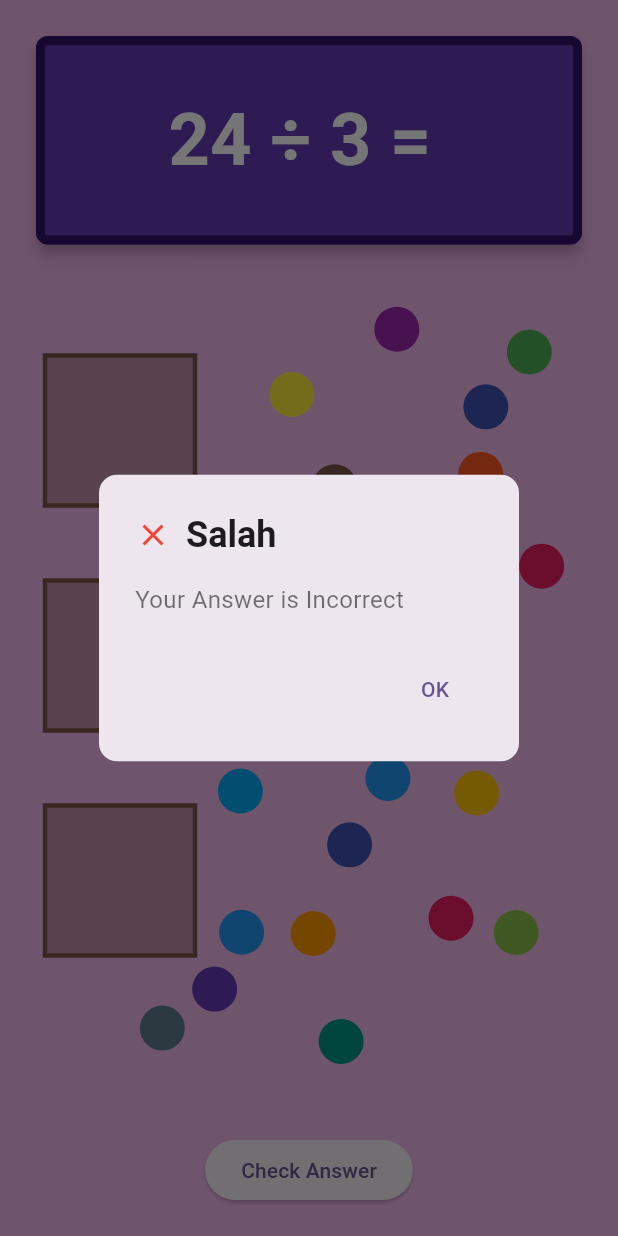
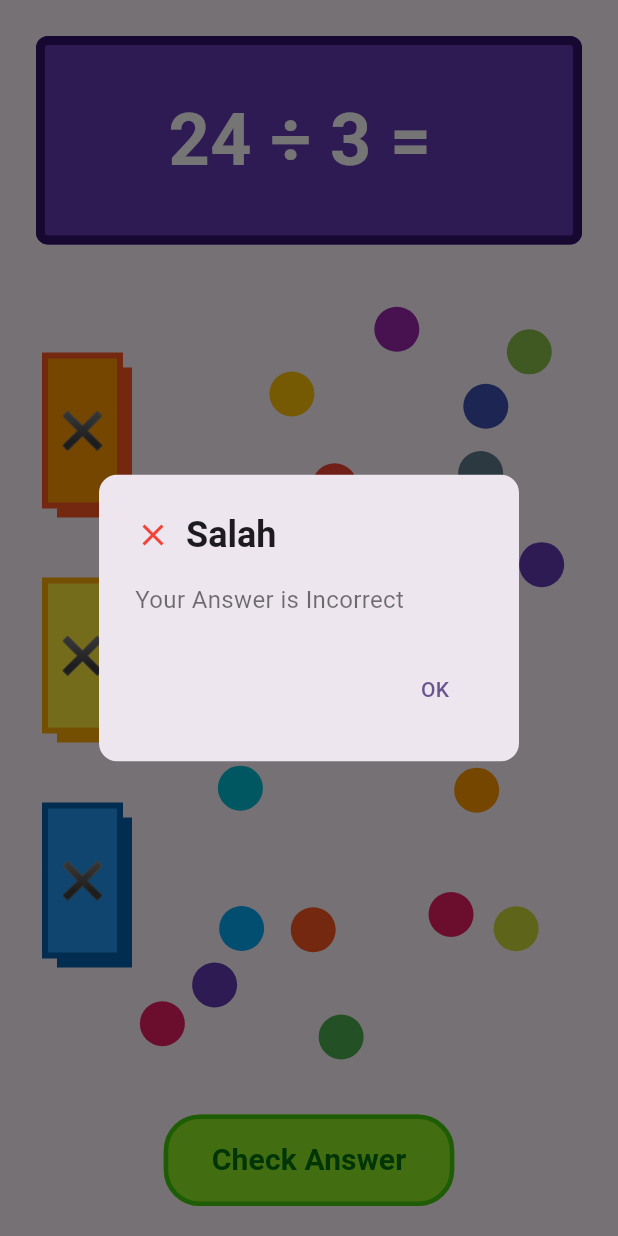
Before and after one commit to Alvin-Saputra/grouping_marble_game, a Flutter app: the screen it shows after launch, after a tap on "Check Answer", on a phone screen of 412 x 824 dp. Run offline on Flutter 3.47's test engine with Material 3 defaults, Android fonts, the phone set to English and light mode, and no system bars; missing offline and left inert: widgetbook.

Commit message:
1. menghapus shape_painter_helper.dart,2. mengupdate keseluruhan permainan (belum menggunakan state management)

```diff
--- a/lib/model/pocket.dart
+++ b/lib/model/pocket.dart
@@ -1,17 +1,22 @@
 import 'dart:ui';
+import 'package:flutter/material.dart';
 import 'package:marble_grouping_game/model/marble.dart';
 
 class Pocket {
   int id;
   final Rect area;
+  Color fillColor;
+  Color shadowColor;
   int marbleCount;
   List <Marble> marbles = [];
+  bool? isCorrect;
+  bool showResult = false;
 
-  Pocket({required this.id, required this.area, this.marbleCount = 0});
+  Pocket({required this.id, required this.area, required this.fillColor, required this.shadowColor ,this.marbleCount = 0});
 }
 
 List<Pocket> pocketList = [
-  Pocket(id: 1, area: Rect.fromLTWH(10, 50, 100, 100)),
-  Pocket(id: 2, area: Rect.fromLTWH(10, 200, 100, 100)),
-  Pocket(id: 3, area: Rect.fromLTWH(10, 350, 100, 100)),
+  Pocket(id: 1, area: Rect.fromLTWH(10, 50, 50, 100), fillColor: Colors.orange, shadowColor: Colors.deepOrange),
+  Pocket(id: 2, area: Rect.fromLTWH(10, 200, 50, 100), fillColor: Colors.yellow, shadowColor: const Color.fromARGB(255, 252, 172, 2)),
+  Pocket(id: 3, area: Rect.fromLTWH(10, 350, 50, 100), fillColor: Colors.blue, shadowColor: const Color.fromARGB(255, 4, 98, 175)),
 ];
--- a/lib/view/components/play_area.dart
+++ b/lib/view/components/play_area.dart
@@ -10,10 +10,10 @@ class PlayArea extends StatefulWidget {
   Function(Map<int, int>) getMarbleCountOnPocket;
 
   @override
-  State<PlayArea> createState() => _PlayAreaState();
+  State<PlayArea> createState() => PlayAreaState();
 }
 
-class _PlayAreaState extends State<PlayArea> {
+class PlayAreaState extends State<PlayArea> {
   final List<Pocket> listPocket = pocketList;
   List<Marble> marbles = [];
   int nextGroupId = 0;
@@ -96,6 +96,42 @@ class _PlayAreaState extends State<PlayArea> {
     });
   }
 
+  void showAnswerFeedback(Map<int, bool> feedbackMap) {
+    setState(() {
+      for (var pocket in listPocket) {
+        pocket.isCorrect = feedbackMap[pocket.id] ?? false;
+        pocket.showResult = true;
+      }
+    });
+
+    // Delay lalu update UI untuk menyembunyikan hasil
+    Future.delayed(Duration(seconds: 2), () {
+      setState(() {
+        for (var pocket in listPocket) {
+          pocket.showResult = false;
+        }
+      });
+    });
+  }
+
+  void resetPlayArea() {
+    setState(() {
+      // Kosongkan marbles & group id
+      marbles.clear();
+      nextGroupId = 0;
+
+      // Reset semua pocket
+      for (var pocket in listPocket) {
+        pocket.marbleCount = 0;
+        pocket.marbles.clear();
+      }
+
+      // Generate ulang
+      generateMarbles();
+      widget.getMarbleCountOnPocket(getPocketMarbleCounts());
+    });
+  }
+
   @override
   @override
   Widget build(BuildContext context) {
@@ -121,7 +157,7 @@ class _PlayAreaState extends State<PlayArea> {
           for (var pocket in listPocket) {
             bool allInPocket = marbles
                 .where((m) => m.groupId == groupId)
-                .every((m) => pocket.area.contains(m.position));
+                .every((m) => pocket.area.inflate(30).contains(m.position));
 
             if (allInPocket) {
               int marbleCount = marbles
--- a/lib/view/components/play_area_painter.dart
+++ b/lib/view/components/play_area_painter.dart
@@ -15,19 +15,55 @@ class PlayAreaPainter extends CustomPainter {
     final paint = Paint();
 
     // Gambar kantong
-    for (var rect in pocket) {
-      // Reset ke fill untuk isi kantong
+    for (var eachPocket in pocket) {
+      // shadow
       paint
         ..style = PaintingStyle.fill
-        ..color = Colors.brown.withOpacity(0.4);
-      canvas.drawRect(rect.area, paint);
+        ..color = eachPocket.shadowColor; // Warna shadow gelap transparan
 
-      // Gambar border kantong
+      final shadowOffset = Offset(8, 8); // Geser ke kanan dan bawah
+      final shadowRect = eachPocket.area.shift(shadowOffset);
+
+      canvas.drawRect(shadowRect, paint); // Gambar shadow-nya dulu
+
+      // fill
+      paint
+        ..style = PaintingStyle.fill
+        ..color = eachPocket.fillColor;
+      canvas.drawRect(eachPocket.area, paint);
+
+      // border
       paint
         ..style = PaintingStyle.stroke
-        ..color = Colors.brown
-        ..strokeWidth = 3;
-      canvas.drawRect(rect.area, paint);
+        ..color = eachPocket.shadowColor
+        ..strokeWidth = 4;
+      canvas.drawRect(eachPocket.area, paint);
+    }
+
+    for (var eachPocket in pocket) {
+      if (!eachPocket.showResult || eachPocket.isCorrect == null)
+        continue;
+      else if ((eachPocket.showResult == true && eachPocket.isCorrect != null)) {
+        final textSpan = TextSpan(
+          text: eachPocket.isCorrect! ? '✔' : '✖',
+          style: TextStyle(
+            fontSize: 24,
+            color: eachPocket.isCorrect! ? Colors.green : Colors.red,
+          ),
+        );
+
+        final tp = TextPainter(
+          text: textSpan,
+          textDirection: TextDirection.ltr,
+        );
+        tp.layout();
+
+        final offset = Offset(
+          eachPocket.area.center.dx - tp.width / 2,
+          eachPocket.area.center.dy - tp.height / 2,
+        );
+        tp.paint(canvas, offset);
+      }
     }
 
     // Gambar kelereng
@@ -37,11 +73,27 @@ class PlayAreaPainter extends CustomPainter {
       canvas.drawCircle(marble.position, 15, paint);
     }
 
-    for (var marbleInPocket in pocket) {
-      // Gambar kelereng dalam kantong
-      for (var marble in marbleInPocket.marbles) {
+    for (var eachPocket in pocket) {
+      const int marblePerRow = 4;
+      const double spacing = 20.0;
+      const double rowSpacing = 25.0;
+      final topLeft = eachPocket.area.topLeft;
+
+      for (int i = 0; i < eachPocket.marbles.length; i++) {
+        final marble = eachPocket.marbles[i];
         paint.color = marble.color;
-        canvas.drawCircle(marble.position, 15, paint);
+
+        int row = i ~/ marblePerRow; // integer division untuk baris ke berapa
+        int col = i % marblePerRow; // sisa bagi untuk kolom
+
+        // Hitung offset posisi
+        Offset offset = Offset(
+          (col - (marblePerRow - 1) / 2) * spacing +
+              30, // +10 agar geser ke kanan
+          row * rowSpacing,
+        );
+
+        canvas.drawCircle(topLeft + offset, 15, paint);
       }
     }
   }
--- a/lib/view/components/question_card.dart
+++ b/lib/view/components/question_card.dart
@@ -8,7 +8,7 @@ class QuestionCard extends StatelessWidget {
   @override
   Widget build(BuildContext context) {
     return Card(
-      elevation: 4,
+      elevation: 0,
       color: Colors.deepPurple, // Warna latar belakang card
       shape: RoundedRectangleBorder(
         borderRadius: BorderRadius.circular(8.0), // Radius sudut card
--- a/lib/view/screen/home_screen.dart
+++ b/lib/view/screen/home_screen.dart
@@ -5,7 +5,10 @@ import 'package:marble_grouping_game/view/components/play_area.dart';
 
 class HomeScreen extends StatelessWidget {
   HomeScreen({super.key});
+
   late Map<int, int> eachPocketMarbleCounts = {};
+  final GlobalKey<PlayAreaState> playAreaKey = GlobalKey<PlayAreaState>();
+
   bool checkAnswer(Map<int, int> pocketMarbleCounts) {
     if (pocketMarbleCounts[1] == 8 &&
         pocketMarbleCounts[2] == 8 &&
@@ -16,10 +19,18 @@ class HomeScreen extends StatelessWidget {
     }
   }
 
+  Map<int, bool> answerFeedback(Map<int, int> pocketMarbleCounts) {
+    return {
+      1: pocketMarbleCounts[1] == 8,
+      2: pocketMarbleCounts[2] == 8,
+      3: pocketMarbleCounts[3] == 8,
+    };
+  }
+
   @override
   Widget build(BuildContext context) {
     return Scaffold(
-      backgroundColor: const Color(0xFFF2B9EC),
+      // backgroundColor: const Color(0xFFF2B9EC),
       body: SafeArea(
         child: Padding(
           padding: EdgeInsets.all(20.0),
@@ -29,29 +40,69 @@ class HomeScreen extends StatelessWidget {
               const SizedBox(height: 20),
               Expanded(
                 child: PlayArea(
+                  key: playAreaKey,
                   getMarbleCountOnPocket: (Map<int, int> pocketMarbleCount) {
                     eachPocketMarbleCounts = pocketMarbleCount;
                   },
                 ),
               ),
-              Padding(
-                padding: const EdgeInsets.only(top: 30.0),
-                child: ElevatedButton(
+              SizedBox(height: 20.0),
+              ElevatedButton(
                 onPressed: () {
                   bool isCorrect = checkAnswer(eachPocketMarbleCounts);
+                  Map<int, bool> feedback = answerFeedback(eachPocketMarbleCounts);
+                   playAreaKey.currentState?.showAnswerFeedback(feedback);
                   showDialog(
                     context: context,
                     builder: (BuildContext context) {
                       if (isCorrect) {
-                          return DialogCard("Benar", "Your Answer is Correct", Icons.check, true);
-                        }
-                        else{
-                        return DialogCard("Salah", "Your Answer is Incorrect", Icons.close, false);
+                        return DialogCard(
+                          "Benar",
+                          "Your Answer is Correct",
+                          Icons.check,
+                          true,
+                        );
+                      } else {
+                        return DialogCard(
+                          "Salah",
+                          "Your Answer is Incorrect",
+                          Icons.close,
+                          false,
+                        );
                       }
                     },
-                    );
+                  ).then((_) {
+                    if (!isCorrect) {
+                      // Reset play area jika jawaban salah
+                      playAreaKey.currentState?.resetPlayArea();
+                    }
+                  });
                 },
-                  child: Text("Check Answer"),
+                style: ElevatedButton.styleFrom(
+                  backgroundColor: const Color.fromARGB(255, 144, 238, 36),
+                  foregroundColor: Colors.white,
+                  padding: EdgeInsets.symmetric(horizontal: 32, vertical: 16),
+                  shape: RoundedRectangleBorder(
+                    borderRadius: BorderRadius.circular(24),
+                    side: BorderSide(
+                      color: const Color.fromARGB(
+                        255,
+                        66,
+                        202,
+                        12,
+                      ), // Warna border
+                      width: 3, // Ketebalan border
+                    ),
+                  ),
+                  elevation: 0,
+                ),
+                child: Text(
+                  "Check Answer",
+                  style: TextStyle(
+                    color: const Color.fromARGB(255, 2, 116, 12),
+                    fontSize: 20,
+                    fontWeight: FontWeight.bold,
+                  ),
                 ),
               ),
             ],
--- a/pubspec.yaml
+++ b/pubspec.yaml
@@ -36,6 +36,7 @@ dependencies:
   cupertino_icons: ^1.0.8
   widgetbook: ^3.14.3
   lottie: ^3.3.1
+  get: ^4.7.2
 
 dev_dependencies:
   flutter_test:
```
Also changed, not shown: lib/utils/shape_painter_helper.dart (deleted, +0 -45 lines), pubspec.lock. Lines whose indentation alone changed are shown as unchanged.
